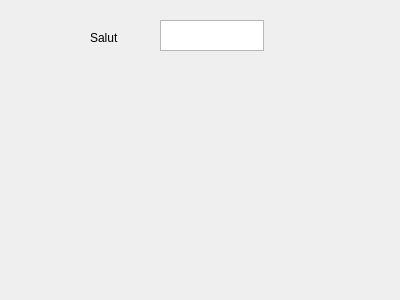
Qt form 3_Solution/test server/Test_client/admin.ui (LeuConstantinCatalin/DummyChef) before a commit.
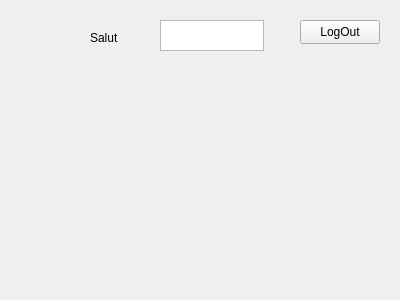
The same form after that commit.

Patch:
```diff
--- a/3_Solution/test server/Test_client/admin.ui
+++ b/3_Solution/test server/Test_client/admin.ui
@@ -39,6 +39,19 @@
     <bool>true</bool>
    </property>
   </widget>
+  <widget class="QPushButton" name="pushButton_4">
+   <property name="geometry">
+    <rect>
+     <x>300</x>
+     <y>20</y>
+     <width>80</width>
+     <height>24</height>
+    </rect>
+   </property>
+   <property name="text">
+    <string>LogOut</string>
+   </property>
+  </widget>
  </widget>
  <resources/>
  <connections/>
```
